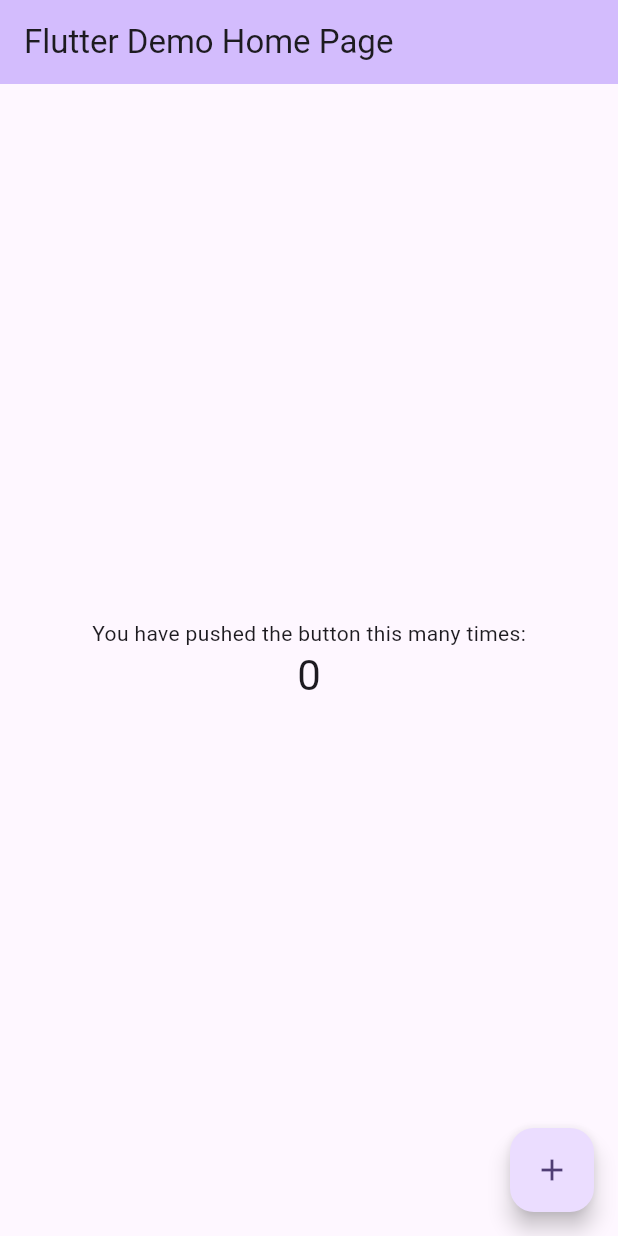
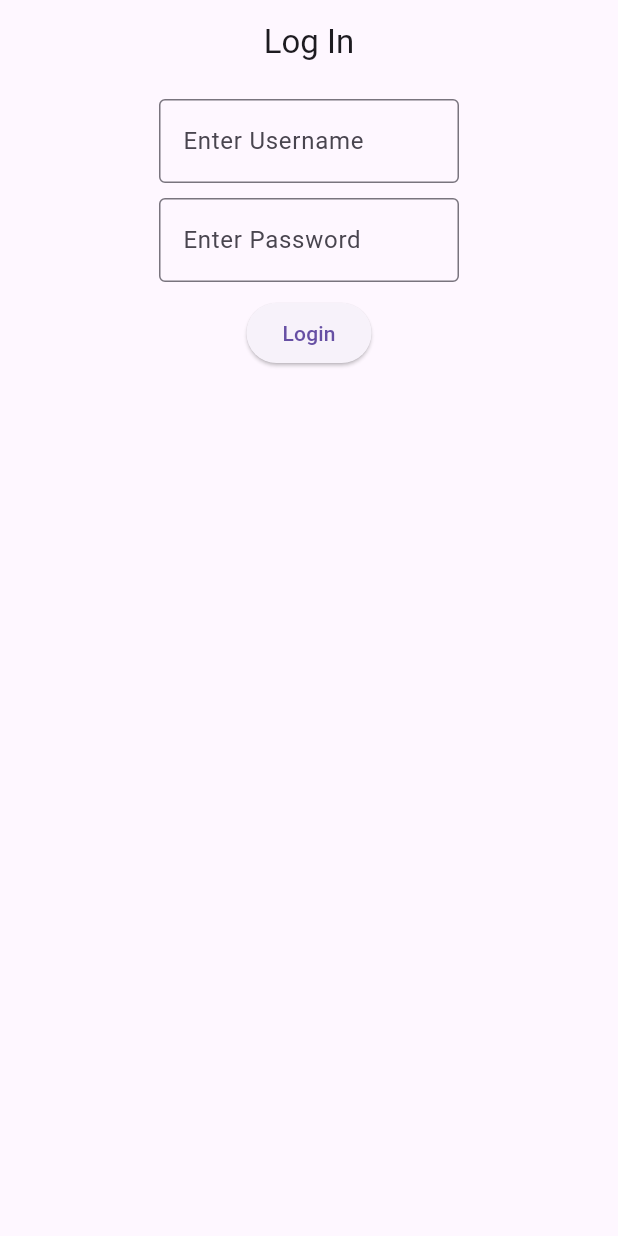
Before and after one commit to AliKomayha/task_collab, a Flutter app: the screen it shows after launch, on a phone screen of 412 x 824 dp. Run offline on Flutter 3.47's test engine with Material 3 defaults, Android fonts, the phone set to English and light mode, and no system bars; missing offline and left inert: encrypted_shared_preferences.

Commit message:
adding login page

```diff
--- /dev/null
+++ b/lib/home.dart
@@ -0,0 +1,143 @@
+import 'package:flutter/material.dart';
+import 'package:http/http.dart' as http;
+import 'dart:convert';
+import 'package:encrypted_shared_preferences/encrypted_shared_preferences.dart';
+
+
+class Home extends StatefulWidget {
+  const Home({super.key});
+
+  @override
+  State<Home> createState() => _HomeState();
+}
+
+class _HomeState extends State<Home> {
+  final TextEditingController _controllerUsername =TextEditingController();
+  final TextEditingController _controllerPassword= TextEditingController();
+  final EncryptedSharedPreferences _encryptedData = EncryptedSharedPreferences();
+
+  void update(bool success) {
+    if (success) {
+      // Check the user's role and navigate accordingly
+      final String role = _encryptedData.getString('userRole').toString() ?? '';
+
+      if (role == 'manager') {
+        Navigator.of(context).pushReplacement(
+          MaterialPageRoute(builder: (context) => const ManagerDashboard()),
+        );
+      } else if (role == 'employee') {
+        Navigator.of(context).pushReplacement(
+          MaterialPageRoute(builder: (context) => const EmployeeDashboard()),
+        );
+      }
+    } else {
+      ScaffoldMessenger.of(context).showSnackBar(
+        const SnackBar(content: Text('Incorrect username or password')),
+      );
+    }
+  }
+
+
+  checkLogin() async {
+    final username = _controllerUsername.text.trim();
+    final password = _controllerPassword.text.trim();
+
+    if (username.isEmpty || password.isEmpty) {
+      ScaffoldMessenger.of(context).showSnackBar(
+        const SnackBar(content: Text('Username and password are required')),
+      );
+    } else {
+      // Assume your authentication API endpoint is "/login"
+      final url = Uri.parse("https://your-api-url.com/login");
+
+      final response = await http.post(
+        url,
+        body: {'username': username, 'password': password},
+      );
+
+      if (response.statusCode == 200) {
+        final responseData = json.decode(response.body);
+
+        if (responseData['success']) {
+          _encryptedData.setString('myKey', username);
+          _encryptedData.setString('userRole', responseData['role']);
+          update(true);
+        } else {
+          update(false);
+        }
+      } else {
+        ScaffoldMessenger.of(context).showSnackBar(
+          const SnackBar(content: Text('Failed to connect to the server')),
+        );
+      }
+    }
+  }
+
+  void checkSavedData() async {
+    final myKey = await _encryptedData.getString('myKey');
+    if (myKey.isNotEmpty) {
+      // Check the user's role and navigate accordingly
+      final String role = _encryptedData.getString('userRole').toString() ?? '';
+
+      if (role == 'manager') {
+        Navigator.of(context).pushReplacement(
+          MaterialPageRoute(builder: (context) => const ManagerDashboard()),
+        );
+      } else if (role == 'employee') {
+        Navigator.of(context).pushReplacement(
+          MaterialPageRoute(builder: (context) => const EmployeeDashboard()),
+        );
+      }
+    }
+  }
+
+  @override
+  void initState() {
+    super.initState();
+    checkSavedData();
+  }
+
+  @override
+  Widget build(BuildContext context) {
+    return Scaffold(
+      appBar: AppBar(
+        title: Text("Log In"),
+        centerTitle: true,
+      ),
+
+      body: Center(
+        child: Column(
+          children: [
+            /// u s e r n a m e
+            const SizedBox(height: 10,),
+            SizedBox(width: 200,
+            child: TextFormField(
+              controller: _controllerUsername,
+              decoration: const InputDecoration(
+                border: OutlineInputBorder(),
+                hintText: 'Enter Username',
+              ),
+            ),),
+            /// p a s s w o r d
+            const SizedBox(height: 10,),
+            SizedBox(width: 200,
+              child: TextFormField(
+                controller: _controllerPassword,
+                decoration: const InputDecoration(
+                  border: OutlineInputBorder(),
+                  hintText: 'Enter Password',
+                ),
+              ),),
+
+
+            const SizedBox(height: 10,),
+            ElevatedButton(
+              onPressed: checkLogin,
+              child: const Text('Login'),
+            ),
+          ],
+        ),
+      ),
+    );
+  }
+}
--- a/lib/main.dart
+++ b/lib/main.dart
@@ -1,4 +1,5 @@
 import 'package:flutter/material.dart';
+import 'home.dart';
 
 void main() {
   runApp(const MyApp());
@@ -7,119 +8,11 @@ void main() {
 class MyApp extends StatelessWidget {
   const MyApp({super.key});
 
-  // This widget is the root of your application.
   @override
   Widget build(BuildContext context) {
     return MaterialApp(
-      title: 'Flutter Demo',
-      theme: ThemeData(
-        // This is the theme of your application.
-        //
-        // TRY THIS: Try running your application with "flutter run". You'll see
-        // the application has a blue toolbar. Then, without quitting the app,
-        // try changing the seedColor in the colorScheme below to Colors.green
-        // and then invoke "hot reload" (save your changes or press the "hot
-        // reload" button in a Flutter-supported IDE, or press "r" if you used
-        // the command line to start the app).
-        //
-        // Notice that the counter didn't reset back to zero; the application
-        // state is not lost during the reload. To reset the state, use hot
-        // restart instead.
-        //
-        // This works for code too, not just values: Most code changes can be
-        // tested with just a hot reload.
-        colorScheme: ColorScheme.fromSeed(seedColor: Colors.deepPurple),
-        useMaterial3: true,
-      ),
-      home: const MyHomePage(title: 'Flutter Demo Home Page'),
+      debugShowCheckedModeBanner: false,
+      home: Home(),
     );
   }
 }
-
-class MyHomePage extends StatefulWidget {
-  const MyHomePage({super.key, required this.title});
-
-  // This widget is the home page of your application. It is stateful, meaning
-  // that it has a State object (defined below) that contains fields that affect
-  // how it looks.
-
-  // This class is the configuration for the state. It holds the values (in this
-  // case the title) provided by the parent (in this case the App widget) and
-  // used by the build method of the State. Fields in a Widget subclass are
-  // always marked "final".
-
-  final String title;
-
-  @override
-  State<MyHomePage> createState() => _MyHomePageState();
-}
-
-class _MyHomePageState extends State<MyHomePage> {
-  int _counter = 0;
-
-  void _incrementCounter() {
-    setState(() {
-      // This call to setState tells the Flutter framework that something has
-      // changed in this State, which causes it to rerun the build method below
-      // so that the display can reflect the updated values. If we changed
-      // _counter without calling setState(), then the build method would not be
-      // called again, and so nothing would appear to happen.
-      _counter++;
-    });
-  }
-
-  @override
-  Widget build(BuildContext context) {
-    // This method is rerun every time setState is called, for instance as done
-    // by the _incrementCounter method above.
-    //
-    // The Flutter framework has been optimized to make rerunning build methods
-    // fast, so that you can just rebuild anything that needs updating rather
-    // than having to individually change instances of widgets.
-    return Scaffold(
-      appBar: AppBar(
-        // TRY THIS: Try changing the color here to a specific color (to
-        // Colors.amber, perhaps?) and trigger a hot reload to see the AppBar
-        // change color while the other colors stay the same.
-        backgroundColor: Theme.of(context).colorScheme.inversePrimary,
-        // Here we take the value from the MyHomePage object that was created by
-        // the App.build method, and use it to set our appbar title.
-        title: Text(widget.title),
-      ),
-      body: Center(
-        // Center is a layout widget. It takes a single child and positions it
-        // in the middle of the parent.
-        child: Column(
-          // Column is also a layout widget. It takes a list of children and
-          // arranges them vertically. By default, it sizes itself to fit its
-          // children horizontally, and tries to be as tall as its parent.
-          //
-          // Column has various properties to control how it sizes itself and
-          // how it positions its children. Here we use mainAxisAlignment to
-          // center the children vertically; the main axis here is the vertical
-          // axis because Columns are vertical (the cross axis would be
-          // horizontal).
-          //
-          // TRY THIS: Invoke "debug painting" (choose the "Toggle Debug Paint"
-          // action in the IDE, or press "p" in the console), to see the
-          // wireframe for each widget.
-          mainAxisAlignment: MainAxisAlignment.center,
-          children: <Widget>[
-            const Text(
-              'You have pushed the button this many times:',
-            ),
-            Text(
-              '$_counter',
-              style: Theme.of(context).textTheme.headlineMedium,
-            ),
-          ],
-        ),
-      ),
-      floatingActionButton: FloatingActionButton(
-        onPressed: _incrementCounter,
-        tooltip: 'Increment',
-        child: const Icon(Icons.add),
-      ), // This trailing comma makes auto-formatting nicer for build methods.
-    );
-  }
-}
--- a/pubspec.yaml
+++ b/pubspec.yaml
@@ -35,6 +35,8 @@ dependencies:
   # The following adds the Cupertino Icons font to your application.
   # Use with the CupertinoIcons class for iOS style icons.
   cupertino_icons: ^1.0.2
+  encrypted_shared_preferences: ^3.0.1
+  http: ^1.1.0
 
 dev_dependencies:
   flutter_test:
```
Also changed, not shown: lib/employeeDashboard.dart (added), lib/managerDashboard.dart (added), pubspec.lock, 1 other file.
